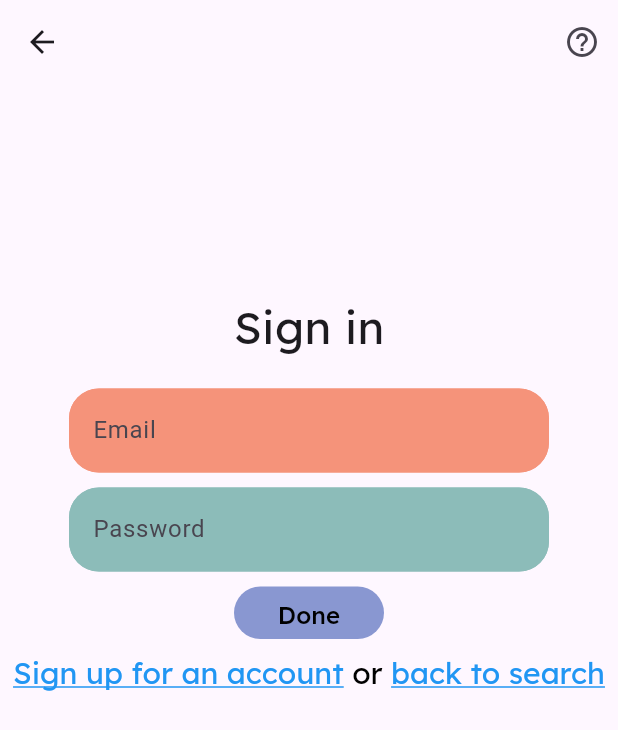
After one commit to elise1365/recipeSearcher, a Flutter app: the signIn screen opened directly, on a phone screen of 412 x 824 dp. The commit adds this screen. Shown: the top 730 px of the screen. Run offline on Flutter 3.47's test engine with Material 3 defaults, Android fonts, the phone set to English and light mode, and no system bars; our stand-ins replace get, get_storage, google_fonts, supabase, supabase_flutter; accounts and stored records are empty.

Commit message:
sign in and sign up ui is done, need to start adding supabase auth

```diff
--- a/lib/helpWidget.dart
+++ b/lib/helpWidget.dart
@@ -32,7 +32,7 @@ class helpCard extends StatelessWidget {
                               SizedBox(width: 10),
                               Text(
                                 'Help',
-                                style: TextStyle(fontSize: 30, fontWeight: FontWeight.bold)
+                                  style: GoogleFonts.lexend(textStyle: TextStyle(fontSize: 30, fontWeight: FontWeight.bold))
                               )
                             ]
                         ),
--- a/lib/main.dart
+++ b/lib/main.dart
@@ -2,6 +2,7 @@ import 'package:flutter/material.dart';
 import 'package:supabase_flutter/supabase_flutter.dart';
 import 'searchPage.dart';
 import 'resultsPage.dart';
+import 'signUpPage.dart';
 
 void main() async {
   WidgetsFlutterBinding.ensureInitialized();
@@ -15,7 +16,6 @@ void main() async {
       .from('Recipes')
       .select('title');
 
-
   runApp(MyApp());
 }
 
@@ -28,7 +28,7 @@ class MyApp extends StatelessWidget {
     return MaterialApp(
       title: 'Recipe Searcher',
       debugShowCheckedModeBanner: false,
-      home: searchPage(),
+      home: signUp(),
     );
   }
 }
--- /dev/null
+++ b/lib/signInPage.dart
@@ -0,0 +1,128 @@
+import 'package:flutter/gestures.dart';
+import 'package:flutter/material.dart';
+import 'package:recipe_thing/resultsPage.dart';
+import 'package:supabase_flutter/supabase_flutter.dart';
+import 'package:google_fonts/google_fonts.dart';
+import 'helpWidget.dart';
+import 'signUpPage.dart';
+import 'searchPage.dart';
+
+class signIn extends StatefulWidget{
+
+  @override
+  State<signIn> createState() => signInState();
+}
+
+class signInState extends State<signIn>{
+
+  final myController = TextEditingController();
+
+  @override
+  void dispose() {
+    myController.dispose();
+    super.dispose();
+  }
+
+  @override
+  Widget build(BuildContext){
+    return Scaffold(
+        appBar: AppBar(
+            actions: <Widget>[
+              IconButton(
+                  icon: const Icon(Icons.help_outline),
+                  onPressed: (){
+                    Navigator.push(
+                        context, MaterialPageRoute(builder: (context) => helpCard())
+                    );
+                  }
+              )
+            ]
+        ),
+        body: Center(
+            child: Column(
+                children: [
+                  SizedBox(height: 140),
+                  Text('Sign in', style: GoogleFonts.lexend(textStyle: TextStyle(fontSize: 30))),
+                  SizedBox(height: 20),
+                  SizedBox(
+                      width: 320,
+                      child: TextField(
+                          controller: myController,
+                          style: GoogleFonts.lexend(textStyle: TextStyle()),
+                          decoration: InputDecoration(
+                              border: OutlineInputBorder(borderRadius: BorderRadius.all(Radius.circular(20))),
+                              enabledBorder: OutlineInputBorder(borderRadius: BorderRadius.all(Radius.circular(20)), borderSide: BorderSide(color: Color(0xFFF5937A))),
+                              focusedBorder: OutlineInputBorder(borderRadius: BorderRadius.all(Radius.circular(20)), borderSide: BorderSide(color: Color(0xFFF5937A))),
+                              labelText: 'Email',
+                              filled: true,
+                              fillColor: Color(0xFFF5937A)
+                          )
+                      )
+                  ),
+                  SizedBox(height: 10),
+                  SizedBox(
+                      width: 320,
+                      child: TextField(
+                          controller: myController,
+                          style: GoogleFonts.lexend(textStyle: TextStyle()),
+                          decoration: InputDecoration(
+                              border: OutlineInputBorder(borderRadius: BorderRadius.all(Radius.circular(20))),
+                              enabledBorder: OutlineInputBorder(borderRadius: BorderRadius.all(Radius.circular(20)), borderSide: BorderSide(color: Color(0xFF8CBCB9))),
+                              focusedBorder: OutlineInputBorder(borderRadius: BorderRadius.all(Radius.circular(20)), borderSide: BorderSide(color: Color(0xFF8CBCB9))),
+                              labelText: 'Password',
+                              filled: true,
+                              fillColor: Color(0xFF8CBCB9)
+                          )
+                      )
+                  ),
+                  SizedBox(height: 10),
+                  SizedBox(
+                      width: 100,
+                      height: 35,
+                      child: TextButton(
+                          child: Text('Done', style: GoogleFonts.lexend(textStyle: TextStyle(color: Colors.black, fontSize: 16))),
+                          onPressed: (){
+
+                          },
+                          style: TextButton.styleFrom(
+                              backgroundColor: Color(0xFF8997D1)
+                          )
+                      )
+                  ),
+                  SizedBox(height: 10),
+                  RichText(
+                      text: TextSpan(
+                          text: 'Sign up for an account',
+                          style: GoogleFonts.lexend(textStyle: TextStyle(color: Colors.blue, decoration: TextDecoration.underline, fontSize: 20)),
+                          recognizer: TapGestureRecognizer()
+                            ..onTap = (){
+                              Navigator.push(
+                                  context,
+                                  MaterialPageRoute(builder: (context) => signUp())
+                              );
+                            },
+                            children: [
+                              TextSpan(
+                                text: ' or ',
+                                  style: GoogleFonts.lexend(textStyle: TextStyle(color: Colors.black, decoration: TextDecoration.none, fontSize: 20))
+                              ),
+                              TextSpan(
+                                text: 'back to search',
+                                  style: GoogleFonts.lexend(textStyle: TextStyle(color: Colors.blue, decoration: TextDecoration.underline, fontSize: 20)),
+                                  recognizer: TapGestureRecognizer()
+                                  ..onTap = (){
+                                    Navigator.push(
+                                      context,
+                                      MaterialPageRoute(builder: (context) => searchPage())
+                                    );
+                                  }
+                              )
+                          ]
+                      )
+                  )
+                ]
+            )
+        )
+    );
+  }
+}
--- a/pubspec.yaml
+++ b/pubspec.yaml
@@ -37,7 +37,11 @@ dependencies:
   cupertino_icons: ^1.0.6
   google_fonts: ^6.2.1
   supabase_flutter: ^2.5.4
+  supabase_auth_ui: ^0.4.4
   url_launcher: ^6.0.9
+  supabase: ^2.2.1
+  get_storage: ^2.1.1
+  get: ^4.6.6
 
 dev_dependencies:
   flutter_test:
```
Also changed, not shown: lib/searchPage.dart (+5 -4 lines), lib/signUpPage.dart (+106 -1 lines), pubspec.lock, 1 other file.
